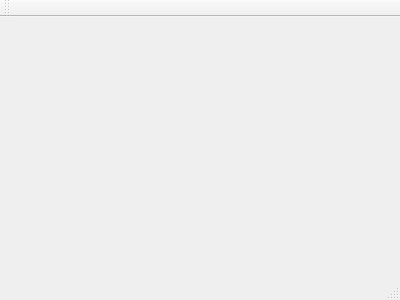
Qt form MediaPlayer/mainwindow.ui (alu0100843101/soa-media-player-alu0100843101) before a commit.
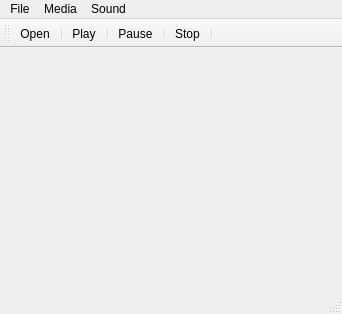
The same form after that commit. Icons and pictures are not drawn.

Commit message: Codigo MediaPlayer - V1: Reproductor Multimedia Simple - Audios&Videos

Diff of the .ui file:
```diff
--- a/MediaPlayer/mainwindow.ui
+++ b/MediaPlayer/mainwindow.ui
@@ -1,24 +1,133 @@
 <ui version="4.0">
  <class>MainWindow</class>
- <widget class="QMainWindow" name="MainWindow" >
-  <property name="geometry" >
+ <widget class="QMainWindow" name="MainWindow">
+  <property name="geometry">
    <rect>
     <x>0</x>
     <y>0</y>
-    <width>400</width>
-    <height>300</height>
+    <width>342</width>
+    <height>314</height>
    </rect>
   </property>
   <property name="windowTitle" >
    <string>MainWindow</string>
   </property>
-  <widget class="QMenuBar" name="menuBar" />
-  <widget class="QToolBar" name="mainToolBar" />
-  <widget class="QWidget" name="centralWidget" />
-  <widget class="QStatusBar" name="statusBar" />
+  <widget class="QWidget" name="centralWidget"/>
+  <widget class="QMenuBar" name="menuBar">
+   <property name="geometry">
+    <rect>
+     <x>0</x>
+     <y>0</y>
+     <width>342</width>
+     <height>22</height>
+    </rect>
+   </property>
+   <widget class="QMenu" name="menuFile">
+    <property name="title">
+     <string>File</string>
+    </property>
+    <addaction name="actionOpen"/>
+   </widget>
+   <widget class="QMenu" name="menuVideo">
+    <property name="title">
+     <string>Media</string>
+    </property>
+    <addaction name="actionPlay"/>
+    <addaction name="separator"/>
+    <addaction name="actionPause"/>
+    <addaction name="separator"/>
+    <addaction name="actionStop"/>
+   </widget>
+   <widget class="QMenu" name="menuSound">
+    <property name="title">
+     <string>Sound</string>
+    </property>
+    <addaction name="actionMute"/>
+    <addaction name="separator"/>
+    <addaction name="actionUnmute"/>
+   </widget>
+   <addaction name="menuFile"/>
+   <addaction name="menuVideo"/>
+   <addaction name="menuSound"/>
+  </widget>
+  <widget class="QToolBar" name="mainToolBar">
+   <attribute name="toolBarArea">
+    <enum>TopToolBarArea</enum>
+   </attribute>
+   <attribute name="toolBarBreak">
+    <bool>false</bool>
+   </attribute>
+   <addaction name="actionOpen"/>
+   <addaction name="separator"/>
+   <addaction name="actionPlay"/>
+   <addaction name="separator"/>
+   <addaction name="actionPause"/>
+   <addaction name="separator"/>
+   <addaction name="actionStop"/>
+   <addaction name="separator"/>
+  </widget>
+  <widget class="QStatusBar" name="statusBar"/>
+  <action name="actionOpen">
+   <property name="checkable">
+    <bool>false</bool>
+   </property>
+   <property name="icon">
+    <iconset resource="resource.qrc">
+     <normaloff>:/icons/icons/open.png</normaloff>:/icons/icons/open.png</iconset>
+   </property>
+   <property name="text">
+    <string>Open</string>
+   </property>
+  </action>
+  <action name="actionPlay">
+   <property name="icon">
+    <iconset resource="resource.qrc">
+     <normaloff>:/icons/icons/play.png</normaloff>:/icons/icons/play.png</iconset>
+   </property>
+   <property name="text">
+    <string>Play</string>
+   </property>
+  </action>
+  <action name="actionPause">
+   <property name="icon">
+    <iconset resource="resource.qrc">
+     <normaloff>:/icons/icons/pause.png</normaloff>:/icons/icons/pause.png</iconset>
+   </property>
+   <property name="text">
+    <string>Pause</string>
+   </property>
+  </action>
+  <action name="actionStop">
+   <property name="icon">
+    <iconset resource="resource.qrc">
+     <normaloff>:/icons/icons/stop.png</normaloff>:/icons/icons/stop.png</iconset>
+   </property>
+   <property name="text">
+    <string>Stop</string>
+   </property>
+  </action>
+  <action name="actionMute">
+   <property name="icon">
+    <iconset resource="resource.qrc">
+     <normaloff>:/icons/icons/mute.png</normaloff>:/icons/icons/mute.png</iconset>
+   </property>
+   <property name="text">
+    <string>Mute</string>
+   </property>
+  </action>
+  <action name="actionUnmute">
+   <property name="icon">
+    <iconset resource="resource.qrc">
+     <normaloff>:/icons/icons/unmute.png</normaloff>:/icons/icons/unmute.png</iconset>
+   </property>
+   <property name="text">
+    <string>Unmute</string>
+   </property>
+  </action>
  </widget>
- <layoutDefault spacing="6" margin="11" />
- <pixmapfunction></pixmapfunction>
- <resources/>
+ <layoutdefault spacing="6" margin="11"/>
+ <resources>
+  <include location="resource.qrc"/>
+ </resources>
  <connections/>
 </ui>
```
Left out of the diff: 5 changed lines with no effect on the pictures. The commit also changes 10 other files.
